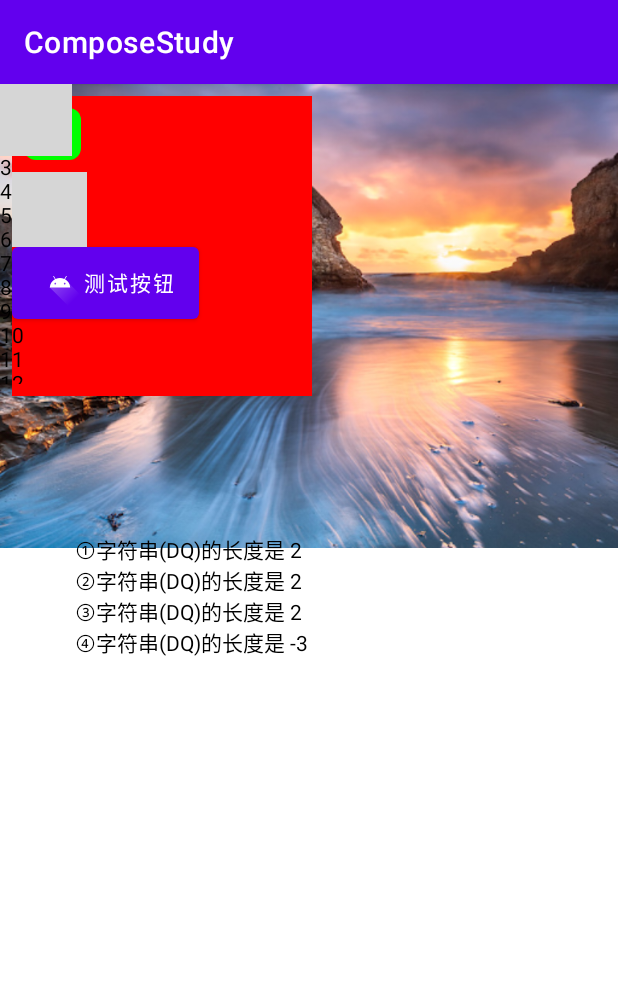
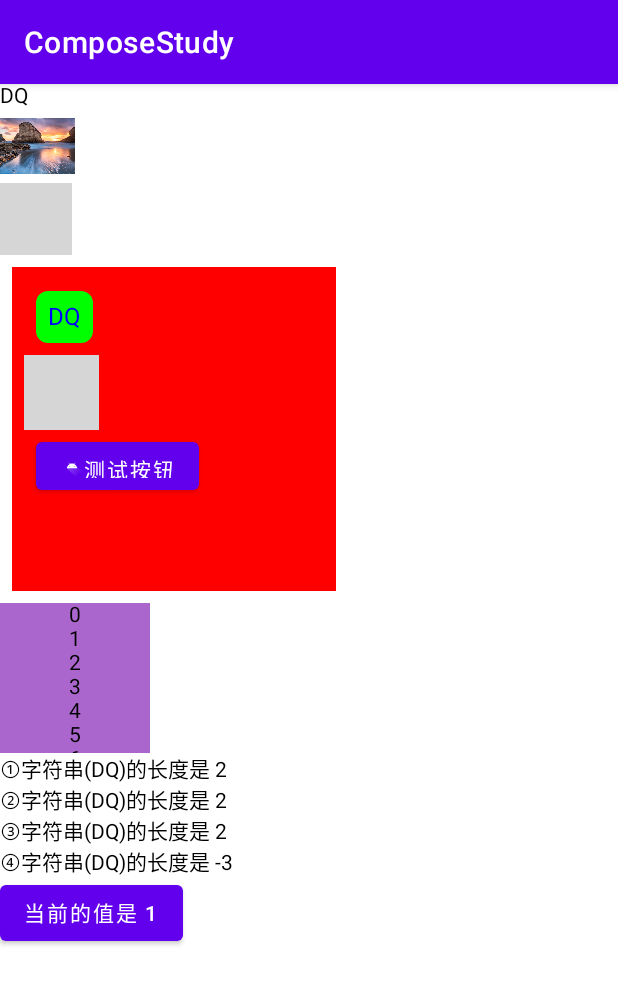
Before and after one commit to DQSecret/ComposeStudy, an Android app built with Jetpack Compose: the HenCoderActivity screen opened directly, with no data from a screen before it, on a phone screen of 412 x 824 dp. Shown: the top 984 px of the screen. Run offline under Robolectric (Android 15) with nearby library versions, the phone set to English and light mode, and no system bars; libraries missing offline, so code that uses them is left out: com.google.accompanist.coil; 2 statements that could not run were skipped; grey boxes are pictures that could not be loaded.

Commit message:
DQ-HenCoder-学习(3)List部分

```diff
--- a/app/src/main/java/com/example/composestudy/rengwuxian/HenCoderActivity.kt
+++ b/app/src/main/java/com/example/composestudy/rengwuxian/HenCoderActivity.kt
@@ -19,8 +19,10 @@ import androidx.compose.runtime.getValue
 import androidx.compose.runtime.mutableStateOf
 import androidx.compose.runtime.remember
 import androidx.compose.runtime.setValue
+import androidx.compose.ui.Alignment
 import androidx.compose.ui.Modifier
 import androidx.compose.ui.graphics.Color
+import androidx.compose.ui.res.colorResource
 import androidx.compose.ui.res.painterResource
 import androidx.compose.ui.unit.dp
 import androidx.compose.ui.unit.sp
@@ -28,6 +30,7 @@ import androidx.lifecycle.lifecycleScope
 import coil.transform.CircleCropTransformation
 import com.example.composestudy.R
 import com.example.composestudy.rengwuxian.widgets.ShowCharCount
+import com.example.composestudy.rengwuxian.widgets.TestClick
 import com.google.accompanist.coil.rememberCoilPainter
 import kotlinx.coroutines.delay
 import kotlinx.coroutines.launch
@@ -37,6 +40,8 @@ class HenCoderActivity : AppCompatActivity() {
     override fun onCreate(savedInstanceState: Bundle?) {
         super.onCreate(savedInstanceState)
         setContent {
+            LazyColumn(modifier = Modifier.fillMaxWidth(1f)) {
+                item {
                     // 文本
                     Text(
                         text = "DQ"
@@ -45,11 +50,13 @@ class HenCoderActivity : AppCompatActivity() {
                     Image(
                         painter = painterResource(id = R.drawable.header),
                         contentDescription = "本地图片",
+                        modifier = Modifier.size(50.dp)
                     )
                     // 网络图片
                     Image(
                         painter = rememberCoilPainter("https://picsum.photos/300/300"),
-                contentDescription = "网络图片"
+                        contentDescription = "网络图片",
+                        Modifier.size(50.dp)
                     )
                     // FrameLayout = Box
                     Box {}
@@ -65,6 +72,7 @@ class HenCoderActivity : AppCompatActivity() {
                         modifier = Modifier
                             .padding(8.dp)
                             .background(Color.Red)
+                            .padding(8.dp)
                             .size(200.dp)
                     ) {
                         Text(
@@ -91,7 +99,12 @@ class HenCoderActivity : AppCompatActivity() {
                                 .size(50.dp)
                                 .clickable { toast() }
                         )
-                Button(onClick = { toast() }, modifier = Modifier.height(48.dp)) {
+                        Button(
+                            onClick = { toast() },
+                            modifier = Modifier
+                                .height(48.dp)
+                                .padding(8.dp)
+                        ) {
                             Icon(
                                 painter = painterResource(id = R.drawable.ic_launcher_foreground),
                                 contentDescription = "Icon"
@@ -102,17 +115,27 @@ class HenCoderActivity : AppCompatActivity() {
                     // RecyclerView = LazyRow | LazyColumn
                     LazyRow {}
                     val list = List(30) { "$it" }
-            LazyColumn(modifier = Modifier.height(200.dp)) {
+                    LazyColumn(
+                        modifier = Modifier
+                            .size(100.dp)
+                            .background(color = colorResource(id = android.R.color.holo_purple)),
+                        horizontalAlignment = Alignment.CenterHorizontally
+                    ) {
                         items(list) { item ->
                             Text(text = item)
                         }
                     }
-            Column(modifier = Modifier.padding(50.dp, 300.dp, 0.dp, 0.dp)) {
+                    Column {
                         var name by remember { mutableStateOf("DQ") }
                         ShowCharCount(value = name)
                         lifecycleScope.launch {
                             delay(3000)
                             name = "DQDana"
+                        }
+                    }
+                    Column {
+                        TestClick()
+                    }
                 }
             }
         }
--- /dev/null
+++ b/app/src/main/java/com/example/composestudy/rengwuxian/widgets/ListComposable.kt
@@ -0,0 +1,15 @@
+package com.example.composestudy.rengwuxian.widgets
+
+import androidx.compose.material.Button
+import androidx.compose.material.Text
+import androidx.compose.runtime.*
+
+@Composable
+fun TestClick() {
+    var num by remember { mutableStateOf(1) }
+    Button(onClick = { num++ }) {
+        Text(
+            text = "当前的值是 $num"
+        )
+    }
+}
```
Lines whose indentation alone changed are shown as unchanged.
